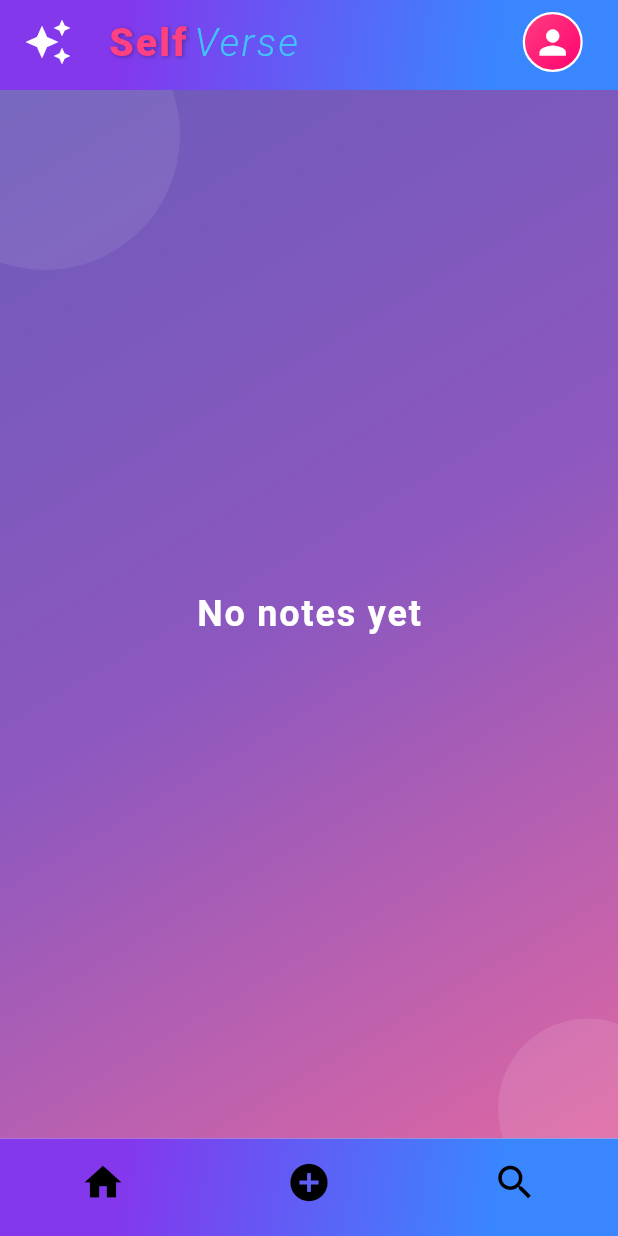
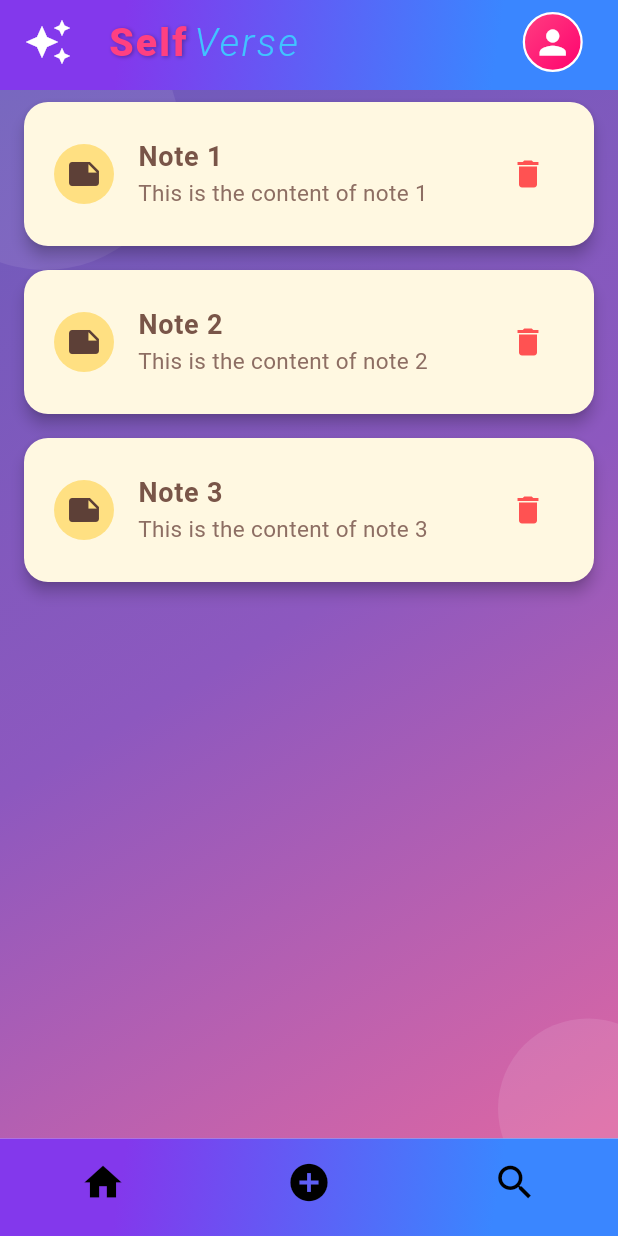
Before and after one commit to Shankar-CSE/self_verse, a Flutter app: the Home screen opened directly, item 2 of the bottom bar chosen, after a tap on the "arrow back" icon, on a phone screen of 412 x 824 dp. Run offline on Flutter 3.47's test engine with Material 3 defaults, Android fonts, the phone set to English and light mode, and no system bars; our stand-ins replace hive, hive_flutter; accounts and stored records are empty; Roboto replaces fonts that are missing (Montserrat, Poppins).

Commit message:
refactor: update Hive box name to 'myBox'; implement AddNote screen with improved UI and functionality; enhance HomeBody to display notes with delete option

```diff
--- /dev/null
+++ b/lib/database/note_list.dart
@@ -0,0 +1,26 @@
+import 'package:flutter/material.dart';
+
+class NoteList {
+List <Map<String, dynamic>> notes = [
+    {"title": "Note 1", "content": "This is the content of note 1"},
+    {"title": "Note 2", "content": "This is the content of note 2"},
+    {"title": "Note 3", "content": "This is the content of note 3"},
+];
+  // Method to add a new note
+  void addNote(String title, String content) {
+    notes.add({"title": title, "content": content});
+  }
+
+  // Method to get all notes
+  List<Map<String, dynamic>> getNotes() {
+    return notes;
+  }
+
+  // Method to delete a note by index
+  void deleteNote(int index) {
+    if (index >= 0 && index < notes.length) {
+      notes.removeAt(index);
+    }
+  }
+
+}
--- a/lib/database/start.dart
+++ b/lib/database/start.dart
@@ -2,7 +2,7 @@ import 'package:hive/hive.dart';
 
 class Start {
   // Open the Hive box named "getStartedBox" for persistent storage
-  final _mybox = Hive.box("getStartedBox");
+  final _mybox = Hive.box("myBox");
 
   // Method to handle app start logic
   void getStarted() {
--- a/lib/main.dart
+++ b/lib/main.dart
@@ -7,7 +7,7 @@ import 'package:self_verse/screens/home.dart';
 void main() async {
   WidgetsFlutterBinding.ensureInitialized(); // Ensures Flutter bindings are initialized
   await Hive.initFlutter(); // Initializes Hive for Flutter
-  await Hive.openBox('getStartedBox'); // Opens a Hive box for persistent storage
+  await Hive.openBox('myBox'); // Opens a Hive box for persistent storage
 
   runApp(const MyApp()); // Runs the main app widget
 }
@@ -17,7 +17,7 @@ class MyApp extends StatelessWidget {
 
   @override
   Widget build(BuildContext context) {
-    final mybox = Hive.box("getStartedBox"); // Access the opened Hive box
+    final mybox = Hive.box("myBox"); // Access the opened Hive box
     return MaterialApp(
       debugShowCheckedModeBanner: false,
       title: 'Self verse',
--- a/lib/screens/add_note.dart
+++ b/lib/screens/add_note.dart
@@ -1,15 +1,104 @@
 import 'package:flutter/material.dart';
+import 'package:self_verse/database/note_list.dart';
+import 'package:self_verse/widgets/background/home_background.dart';
 import 'package:self_verse/widgets/notes/note_appbar.dart';
 import 'package:self_verse/widgets/notes/note_body.dart';
 
-class AddNote extends StatelessWidget {
+class AddNote extends StatefulWidget {
   const AddNote({super.key});
 
   @override
+  State<AddNote> createState() => _AddNoteState();
+}
+
+class _AddNoteState extends State<AddNote> {
+  @override
   Widget build(BuildContext context) {
+
+  TextEditingController titleController = TextEditingController();
+  TextEditingController contentController = TextEditingController();
+ NoteList noteList = NoteList();
+  // Removed late NoteList noteList;
+
     return Scaffold(
-      appBar: NoteAppbar() ,
-      body: NoteBody(),
+      appBar: AppBar(
+      leading: IconButton(
+        icon: const Icon(Icons.arrow_back, color: Colors.white, size: 32),
+        onPressed: () => Navigator.of(context).pop(),
+        tooltip: 'Back',
+        splashRadius: 28,
+      ),
+      title: const Text(
+        'Add Note',
+        style: TextStyle(
+          color: Colors.white,
+          fontSize: 26,
+          fontWeight: FontWeight.bold,
+          letterSpacing: 1.2,
+        ),
+      ),
+      backgroundColor: const Color(0xFF8338EC),
+      actions: [
+        IconButton(
+          icon: const Icon(Icons.save, color: Colors.white, size: 40),
+          onPressed: () {
+        if (titleController.text.isNotEmpty || contentController.text.isNotEmpty) {
+          setState(() {
+             noteList.addNote(titleController.text, contentController.text);
+          });
+
+          Navigator.of(context).pop(true); // Pass true to indicate update
+          ScaffoldMessenger.of(context).showSnackBar(
+            const SnackBar(content: Text('Note saved successfully!')),
+          );
+        } else {
+          ScaffoldMessenger.of(context).showSnackBar(
+            const SnackBar(content: Text('Title or content cannot be empty')),
+          );
+        }
+          },
+        ),
+      ],
+        ),
+      body: Container(
+        decoration: const BoxDecoration(color: Colors.transparent),
+        child: Stack(
+          children: [
+            const HomeBackground(),
+            Column(
+              crossAxisAlignment: CrossAxisAlignment.start,
+              children: [
+                TextField(
+                  controller: titleController,
+                  autofocus: true,
+                  style: const TextStyle(fontSize: 25, color: Colors.white),
+                  maxLines: 1,
+                  decoration: InputDecoration(
+                    hintText: 'Title',
+                    hintStyle: const TextStyle(color: Colors.black54, fontSize: 25, fontWeight: FontWeight.w500),
+                    border: const UnderlineInputBorder(borderSide: BorderSide(color: Colors.white, width: 2)),
+                    filled: true,
+                    fillColor: Colors.black.withOpacity(0.1),
+                    contentPadding: const EdgeInsets.symmetric(horizontal: 16, vertical: 16),
+                  ),
+                ),
+                TextField(
+                  controller: contentController,
+                  autofocus: true,
+                  style: const TextStyle(fontSize: 20, color: Colors.white),
+                  maxLines: null,
+                  decoration: InputDecoration(
+                    hintText: 'Write your note here...',
+                    hintStyle: const TextStyle(color: Colors.black54, fontSize: 20, fontWeight: FontWeight.w500),
+                    border: InputBorder.none,
+                    contentPadding: const EdgeInsets.all(16),
+                  ),
+                ),
+              ],
+            ),
+          ],
+        ),
+      ),
     );
   }
 }
--- a/lib/widgets/home/home_body.dart
+++ b/lib/widgets/home/home_body.dart
@@ -1,5 +1,7 @@
 import 'package:flutter/material.dart';
+import 'package:self_verse/database/note_list.dart';
 import 'package:self_verse/widgets/background/home_background.dart';
+import 'package:self_verse/widgets/notes/note_style.dart';
 
 class HomeBody extends StatefulWidget {
   const HomeBody({super.key});
@@ -14,6 +16,7 @@ class _HomeBodyState extends State<HomeBody> with SingleTickerProviderStateMixin
 
 @override
 Widget build(BuildContext context) {
+  NoteList noteList = NoteList();
   return Container(
     decoration: const BoxDecoration(
       color: Colors.transparent,
@@ -22,14 +25,26 @@ Widget build(BuildContext context) {
       children: [
         const HomeBackground(),
         Center(
-          child: Text(
-            'No notes yet',
-            style: TextStyle(
-              color: Colors.white,
-              fontSize: 24,
-              fontWeight: FontWeight.bold,
-              letterSpacing: 1.2,
-            ),
+          child: Column(
+            mainAxisAlignment: MainAxisAlignment.center,
+            children: [
+              Expanded(
+                child: ListView.builder(
+                  itemCount: noteList.getNotes().length,
+                  itemBuilder: (context, index) {
+                    final note = noteList.getNotes()[index];
+                    return NoteStyle(
+                      note: note,
+                      onDelete: () {
+                        setState(() {
+                          noteList.deleteNote(index);
+                        });
+                      },
+                    );
+                  },
+                ),
+              ),
+            ]
           ),
         ),
       ],
--- /dev/null
+++ b/lib/widgets/notes/note_style.dart
@@ -0,0 +1,51 @@
+import 'package:flutter/material.dart';
+
+class NoteStyle extends StatelessWidget {
+  final Map<String, dynamic> note;
+  final VoidCallback onDelete;
+
+  const NoteStyle({
+    super.key,
+    required this.note,
+    required this.onDelete,
+  });
+
+  @override
+  Widget build(BuildContext context) {
+    return Card(
+      elevation: 4,
+      margin: const EdgeInsets.symmetric(horizontal: 16, vertical: 8),
+      shape: RoundedRectangleBorder(borderRadius: BorderRadius.circular(16)),
+      color: Colors.amber[50],
+      child: ListTile(
+      contentPadding: const EdgeInsets.symmetric(horizontal: 20, vertical: 12),
+      leading: CircleAvatar(
+        backgroundColor: Colors.amber[200],
+        child: Icon(Icons.note, color: Colors.brown[700]),
+      ),
+      title: Text(
+        note['title'],
+        style: const TextStyle(
+        fontWeight: FontWeight.bold,
+        fontSize: 18,
+        color: Colors.brown,
+        ),
+      ),
+      subtitle: Text(
+        note['content'],
+        maxLines: 2,
+        overflow: TextOverflow.ellipsis,
+        style: TextStyle(
+        color: Colors.brown[400],
+        fontSize: 15,
+        ),
+      ),
+      trailing: IconButton(
+        icon: const Icon(Icons.delete, color: Colors.redAccent),
+        onPressed: onDelete,
+        tooltip: 'Delete Note',
+      ),
+      ),
+    );
+  }
+}
```
